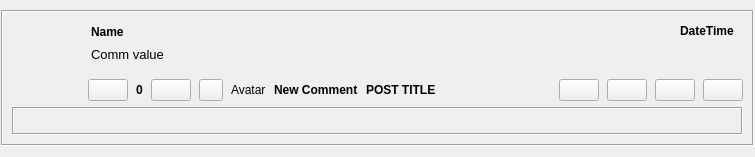
The window that retroshare-gui/src/gui/feeds/ChannelsCommentsItem.ui (RetroShare/RetroShare) describes before a commit, drawn with Qt 5.
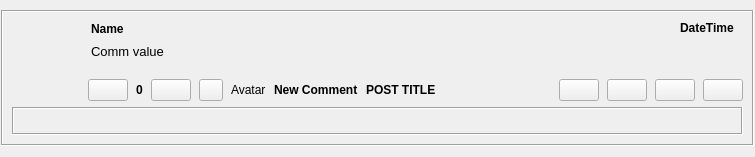
The same window after the commit. Custom widgets are drawn as their Qt base class.

```diff
--- a/retroshare-gui/src/gui/feeds/ChannelsCommentsItem.ui
+++ b/retroshare-gui/src/gui/feeds/ChannelsCommentsItem.ui
@@ -254,7 +254,7 @@
           <number>3</number>
          </property>
          <property name="topMargin">
-          <number>3</number>
+          <number>0</number>
          </property>
          <property name="rightMargin">
           <number>9</number>
@@ -312,7 +312,7 @@
             <string>Name</string>
            </property>
            <property name="alignment">
-            <set>Qt::AlignLeading|Qt::AlignLeft|Qt::AlignVCenter</set>
+            <set>Qt::AlignLeading|Qt::AlignLeft|Qt::AlignTop</set>
            </property>
           </widget>
          </item>
```
